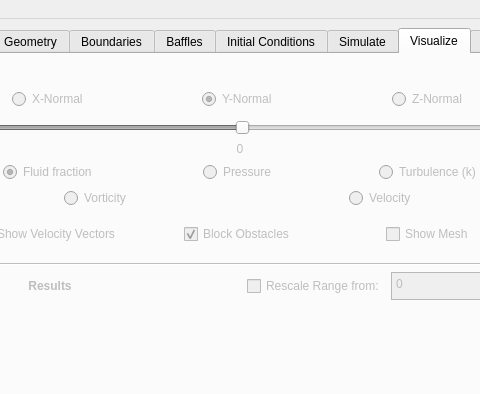
Old version of the form gui/civlcfd.ui in the repository civilcfd/Civil-CFD; both pictures show x 218 to 698 and y 0 to 394 of the 950 by 751 pixel window.
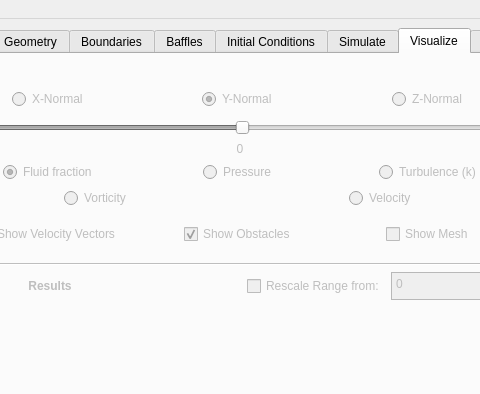
New version of the form. The open tabs and pages were chosen to show the change. Icons and pictures are not drawn. Custom widgets are drawn as their Qt base class.

Diff of the .ui file:
```diff
--- a/gui/civlcfd.ui
+++ b/gui/civlcfd.ui
@@ -3308,7 +3308,7 @@
           <item row="8" column="2" alignment="Qt::AlignHCenter">
            <widget class="QCheckBox" name="blockObstacles">
             <property name="text">
-             <string>Block Obstacles</string>
+             <string>Show Obstacles</string>
             </property>
             <property name="checked">
              <bool>true</bool>
```
Left out of the diff: 35 changed lines with no effect on the pictures.
